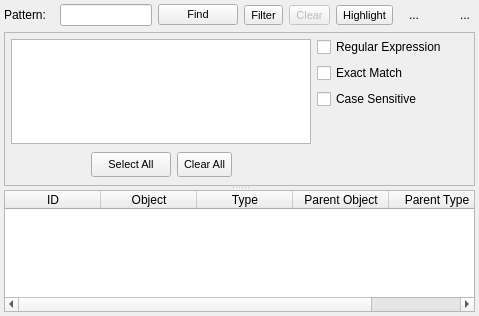
The window that libpgmodeler_ui/ui/objectfinderwidget.ui (pgmodeler/pgmodeler) describes before a commit, drawn with Qt 5.
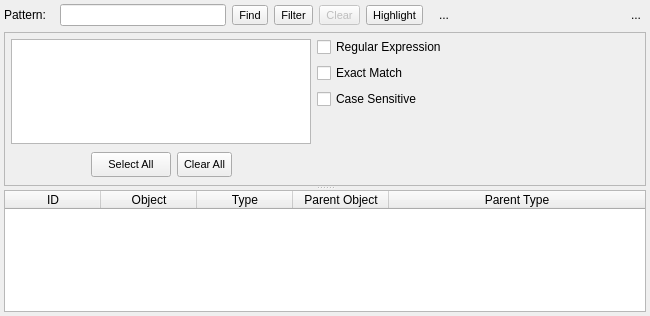
The same window after the commit. Icons and pictures are not drawn.

```diff
--- a/libpgmodeler_ui/ui/objectfinderwidget.ui
+++ b/libpgmodeler_ui/ui/objectfinderwidget.ui
@@ -6,7 +6,7 @@
    <rect>
     <x>0</x>
     <y>0</y>
-    <width>479</width>
+    <width>650</width>
     <height>316</height>
    </rect>
   </property>
@@ -67,40 +67,6 @@
      </property>
     </widget>
    </item>
-   <item row="0" column="2">
-    <widget class="QPushButton" name="find_btn">
-     <property name="sizePolicy">
-      <sizepolicy hsizetype="Preferred" vsizetype="Fixed">
-       <horstretch>0</horstretch>
-       <verstretch>0</verstretch>
-      </sizepolicy>
-     </property>
-     <property name="font">
-      <font>
-       <pointsize>8</pointsize>
-      </font>
-     </property>
-     <property name="text">
-      <string>Find</string>
-     </property>
-     <property name="icon">
-      <iconset resource="../res/resources.qrc">
-       <normaloff>:/icones/icones/objselect.png</normaloff>:/icones/icones/objselect.png</iconset>
-     </property>
-     <property name="iconSize">
-      <size>
-       <width>20</width>
-       <height>20</height>
-      </size>
-     </property>
-     <property name="autoDefault">
-      <bool>false</bool>
-     </property>
-     <property name="default">
-      <bool>false</bool>
-     </property>
-    </widget>
-   </item>
    <item row="0" column="3">
     <widget class="QToolButton" name="filter_btn">
      <property name="enabled">
@@ -626,6 +592,37 @@
      </widget>
     </widget>
    </item>
+   <item row="0" column="2">
+    <widget class="QToolButton" name="find_btn">
+     <property name="sizePolicy">
+      <sizepolicy hsizetype="Preferred" vsizetype="Fixed">
+       <horstretch>0</horstretch>
+       <verstretch>0</verstretch>
+      </sizepolicy>
+     </property>
+     <property name="font">
+      <font>
+       <pointsize>8</pointsize>
+      </font>
+     </property>
+     <property name="text">
+      <string>Find</string>
+     </property>
+     <property name="icon">
+      <iconset resource="../res/resources.qrc">
+       <normaloff>:/icones/icones/objselect.png</normaloff>:/icones/icones/objselect.png</iconset>
+     </property>
+     <property name="iconSize">
+      <size>
+       <width>20</width>
+       <height>20</height>
+      </size>
+     </property>
+     <property name="toolButtonStyle">
+      <enum>Qt::ToolButtonTextBesideIcon</enum>
+     </property>
+    </widget>
+   </item>
   </layout>
  </widget>
  <tabstops>
```
Left out of the diff: 6 changed lines with no effect on the pictures.
